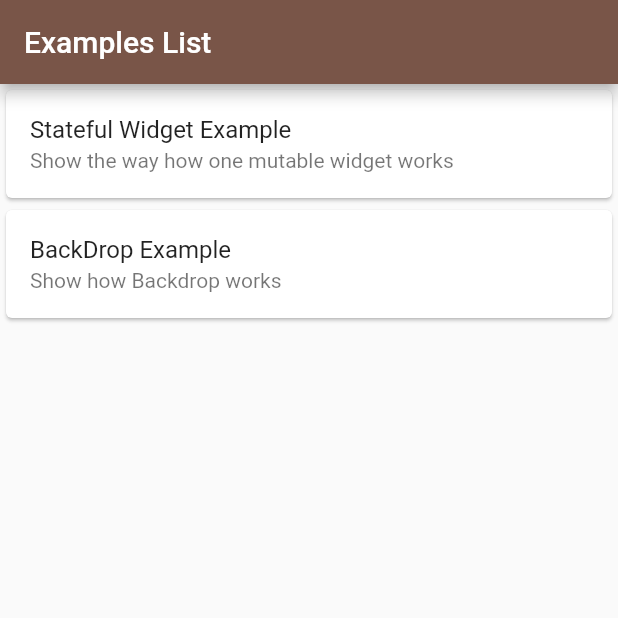
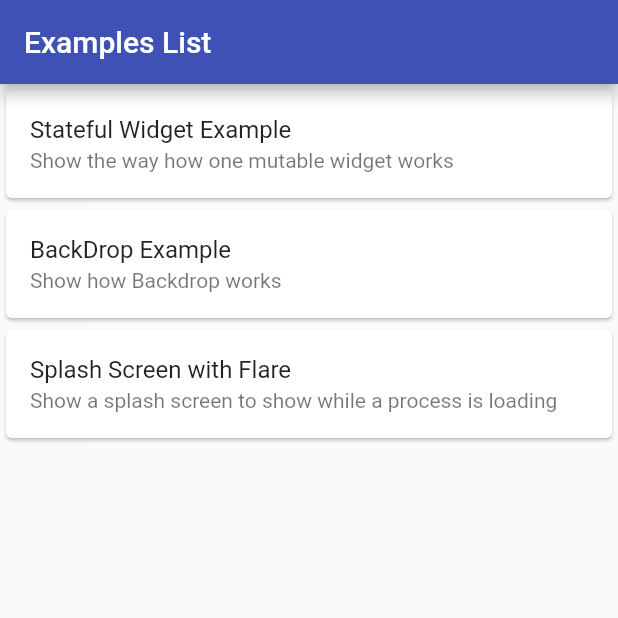
Before and after one commit to cicelcup/Learning_Flutter_Examples, a Flutter app: the screen it shows after launch, on a phone screen of 412 x 824 dp, the top half of it. Run offline on Flutter 3.47's test engine with Material 2 defaults, Android fonts, the phone set to English and light mode, and no system bars; our stand-ins replace backdrop; missing offline and left inert: flare_splash_screen.

Commit message:
Add splash screen

```diff
--- a/lib/data/all_examples.dart
+++ b/lib/data/all_examples.dart
@@ -1,4 +1,5 @@
 import 'package:learningflutterexamples/data/Example.dart';
+import 'package:learningflutterexamples/examples/splash_screen_example.dart';
 import 'package:learningflutterexamples/examples/stateful_example.dart';
 import 'package:learningflutterexamples/examples/backdrop_example.dart';
 import 'package:learningflutterexamples/general/AppStrings.dart';
@@ -14,8 +15,8 @@ class AllExamples {
     _list.add(
       //add the example to the list
       Example(
-        title: AppStrings.exampleOneTitle,
-        subtitle: AppStrings.exampleOneSubTitle,
+        title: AppStrings.exampleTitle1,
+        subtitle: AppStrings.exampleSubTitle1,
         widgetExample: StatefulExample(),
       ),
     );
@@ -23,9 +24,18 @@ class AllExamples {
     //add the example to the list
     _list.add(
       Example(
-        title: AppStrings.exampleTwoTitle,
-        subtitle: AppStrings.exampleTwoSubTitle,
+        title: AppStrings.exampleTitle2,
+        subtitle: AppStrings.exampleSubTitle2,
         widgetExample: BackDropExample(),
+      ),
+    );
+
+    //add the example to the list
+    _list.add(
+      Example(
+        title: AppStrings.exampleTitle3,
+        subtitle: AppStrings.exampleSubTitle3,
+        widgetExample: SplashScreenExample(),
       ),
     );
 
--- a/lib/examples/backdrop_example.dart
+++ b/lib/examples/backdrop_example.dart
@@ -50,7 +50,7 @@ class _BackDropExampleState extends State<BackDropExample> {
   Widget build(BuildContext context) {
     return BackdropScaffold(
       appBar: BackdropAppBar(
-        title: Text(AppStrings.exampleTwoTitle),
+        title: Text(AppStrings.exampleTitle2),
       ),
       frontLayer: _frontLayers[_currentIndex],
       headerHeight: 50.0,
--- a/lib/examples/stateful_example.dart
+++ b/lib/examples/stateful_example.dart
@@ -13,7 +13,7 @@ class _StatefulExampleState extends State<StatefulExample> {
   Widget build(BuildContext context) {
     return Scaffold(
       appBar: AppBar(
-        title: Text(AppStrings.exampleOneTitle),
+        title: Text(AppStrings.exampleTitle1),
       ),
       body: Container(
           child: Center(
--- a/lib/general/AppStrings.dart
+++ b/lib/general/AppStrings.dart
@@ -2,11 +2,14 @@
 class AppStrings {
   static const String appTitle = "Flutter Examples List";
   static const String appBarTitle = "Examples List";
-  static const String exampleOneTitle = "Stateful Widget Example";
-  static const String exampleOneSubTitle =
+  static const String exampleTitle1 = "Stateful Widget Example";
+  static const String exampleSubTitle1 =
       "Show the way how one mutable widget works";
-  static const String exampleTwoTitle = "BackDrop Example";
-  static const String exampleTwoSubTitle = "Show how Backdrop works";
+  static const String exampleTitle2 = "BackDrop Example";
+  static const String exampleSubTitle2 = "Show how Backdrop works";
+  static const String exampleTitle3 = "Splash Screen with Flare";
+  static const String exampleSubTitle3 =
+      "Show a splash screen to show while a process is loading";
 
   /*Backdrop Example*/
   static const String frontLayerLabel = "Front Layer";
--- a/lib/main.dart
+++ b/lib/ui/main.dart
@@ -1,6 +1,6 @@
 import 'package:flutter/material.dart';
 import 'package:learningflutterexamples/general/AppStrings.dart';
-import 'examples/example_list_screen.dart';
+import 'example_list_screen.dart';
 
 void main() {
   runApp(MyApp());
@@ -13,7 +13,7 @@ class MyApp extends StatelessWidget {
     return MaterialApp(
       title: AppStrings.appTitle,
       theme: ThemeData(
-        primarySwatch: Colors.brown,
+        primarySwatch: Colors.indigo,
       ),
       home: ExamplesListScreen(),
     );
--- a/pubspec.yaml
+++ b/pubspec.yaml
@@ -10,6 +10,7 @@ environment:
 
 dependencies:
   backdrop: ^0.4.1
+  flare_splash_screen: ^3.0.1
   flutter:
     sdk: flutter
 
@@ -21,3 +22,6 @@ dev_dependencies:
 
 flutter:
   uses-material-design: true
+
+  assets:
+    - assets/
```
Also changed, not shown: lib/examples/splash_screen_example.dart (added, +29 -0 lines), lib/ui/example_list_screen.dart (renamed from lib/examples/example_list_screen.dart), pubspec.lock, 2 other files.
